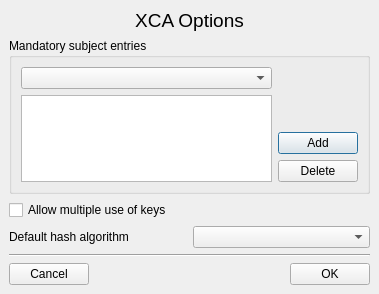
Qt form ui/Options.ui (chris2511/xca) before a commit.
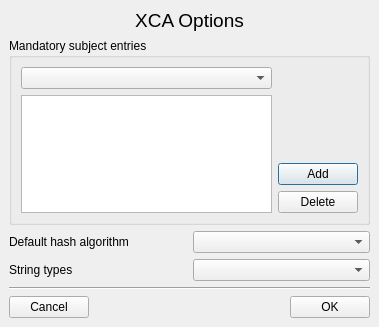
The same form after that commit. Custom widgets are drawn as their Qt base class.

Commit message:
String encoding options added
 - move used-keys-button form options to NewX509 dialog
 - Set string options in options dialog

```diff
--- a/ui/Options.ui
+++ b/ui/Options.ui
@@ -6,7 +6,7 @@
     <x>0</x>
     <y>0</y>
     <width>379</width>
-    <height>294</height>
+    <height>327</height>
    </rect>
   </property>
   <property name="windowTitle" >
@@ -111,13 +111,6 @@
      </layout>
     </widget>
    </item>
-   <item>
-    <widget class="QCheckBox" name="multiple_use" >
-     <property name="text" >
-      <string>Allow multiple use of keys</string>
-     </property>
-    </widget>
-   </item>
    <item>
     <layout class="QHBoxLayout" >
      <property name="margin" >
@@ -138,6 +131,26 @@
      </item>
     </layout>
    </item>
+   <item>
+    <layout class="QHBoxLayout" >
+     <property name="margin" >
+      <number>0</number>
+     </property>
+     <property name="spacing" >
+      <number>6</number>
+     </property>
+     <item>
+      <widget class="QLabel" name="label" >
+       <property name="text" >
+        <string>String types</string>
+       </property>
+      </widget>
+     </item>
+     <item>
+      <widget class="QComboBox" name="mbstring" />
+     </item>
+    </layout>
+   </item>
    <item>
     <widget class="Line" name="line" >
      <property name="orientation" >
```
The commit also changes 12 other files.
